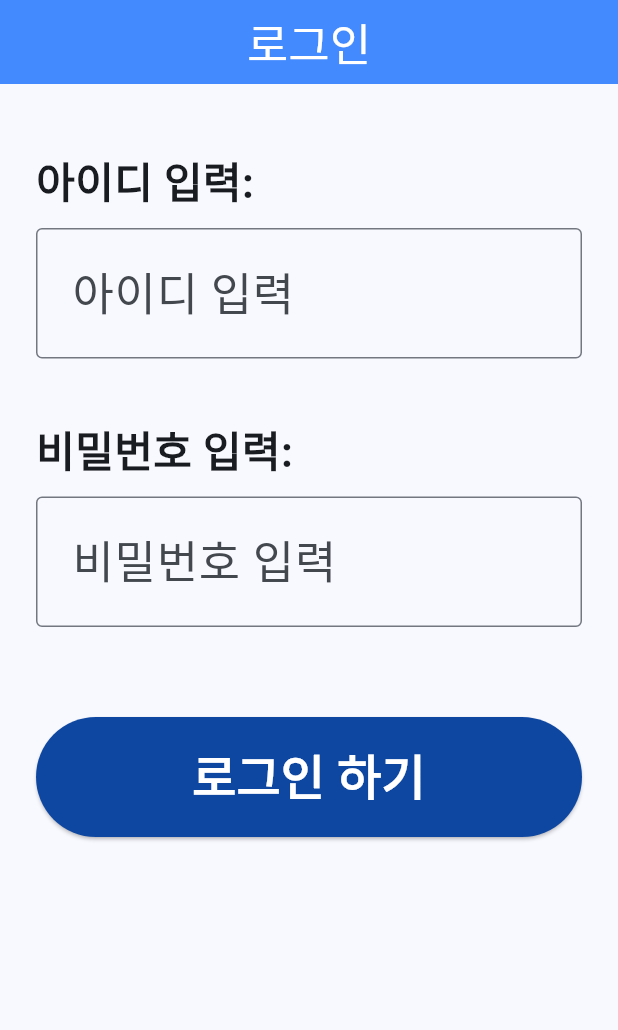
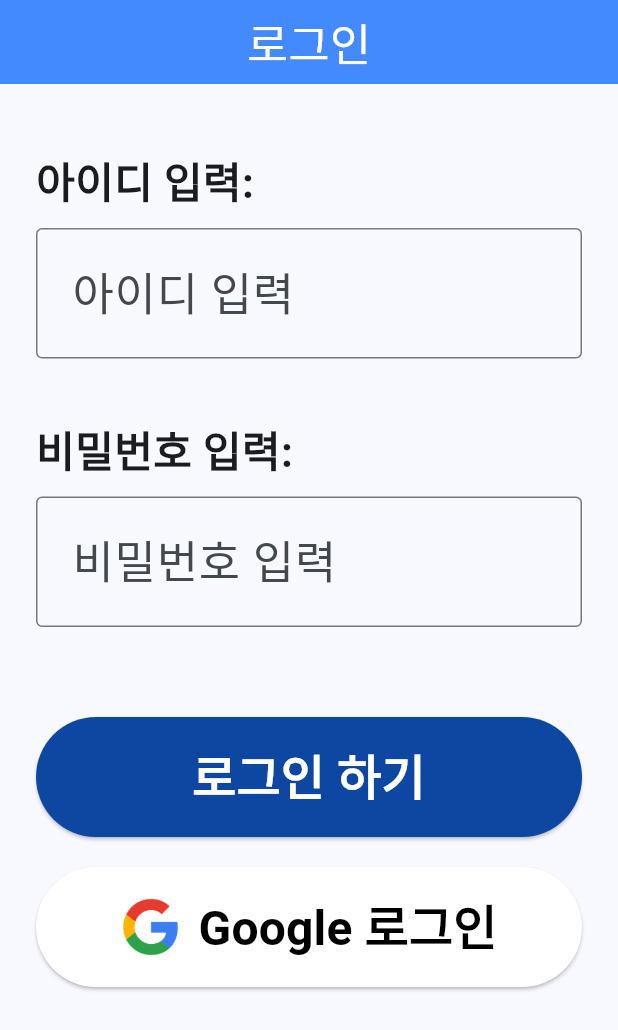
Before and after one commit to jonghyekim/yeganghuimangkiumjaedan_login, a Flutter app: the screen it shows after launch, on a phone screen of 412 x 824 dp. Shown: the top 1030 px of the screen. Run offline on Flutter 3.47's test engine with Material 3 defaults, Android fonts, the phone set to English and light mode, and no system bars.

Commit message:
feat : google login add

```diff
--- a/lib/main.dart
+++ b/lib/main.dart
@@ -66,6 +66,27 @@ class _LoginPageState extends State<LoginPage> {
         );
       }
     });
+  }
+
+  Future<void> _loginWithGoogle() async {
+    // 로딩 스피너 표시
+    showDialog(
+      context: context,
+      barrierDismissible: false,
+      builder: (context) => const Center(child: CircularProgressIndicator()),
+    );
+
+    // 1~2초 정도 대기 (프로토타입용)
+    await Future.delayed(const Duration(seconds: 2));
+
+    // 로딩 다이얼로그 닫기
+    Navigator.pop(context);
+
+    // 성공 페이지로 이동
+    Navigator.pushReplacement(
+      context,
+      MaterialPageRoute(builder: (context) => const SuccessPage()),
+    );
   }
 
   @override
@@ -156,6 +177,37 @@ class _LoginPageState extends State<LoginPage> {
                 ),
               ),
             ),
+
+            const SizedBox(height: 20),
+
+            SizedBox(
+              height: 80,
+              child: ElevatedButton(
+                onPressed: _loginWithGoogle,
+                style: ElevatedButton.styleFrom(
+                  backgroundColor: Colors.white,
+                  foregroundColor: Colors.black,
+                ),
+                child: Row(
+                  mainAxisAlignment: MainAxisAlignment.center,
+                  children: [
+                    Image.asset(
+                      "assets/google_icon.png",
+                      width: 40,
+                      height: 40,
+                    ),
+                    const SizedBox(width: 12),
+                    const Text(
+                      "Google 로그인",
+                      style: TextStyle(
+                        fontSize: 32,
+                        fontWeight: FontWeight.bold,
+                      ),
+                    ),
+                  ],
+                ),
+              ),
+            ),
           ],
         ),
       ),
```
Also changed, not shown: pubspec.yaml (+3 -65 lines), assets/google_icon.png (added).
